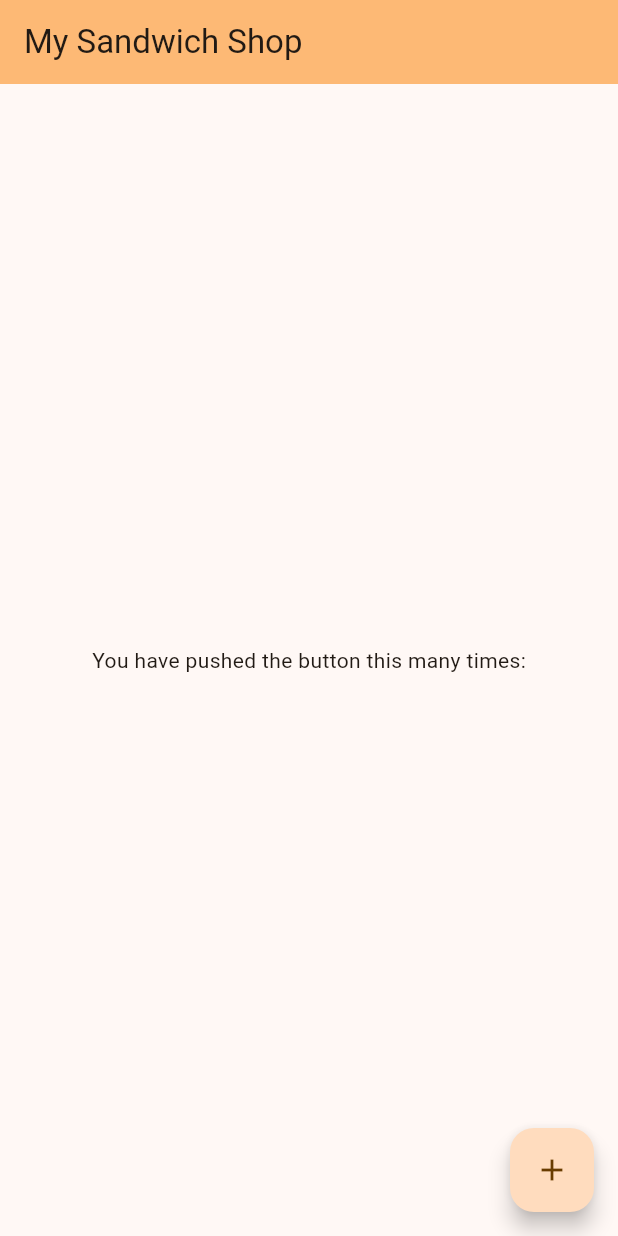
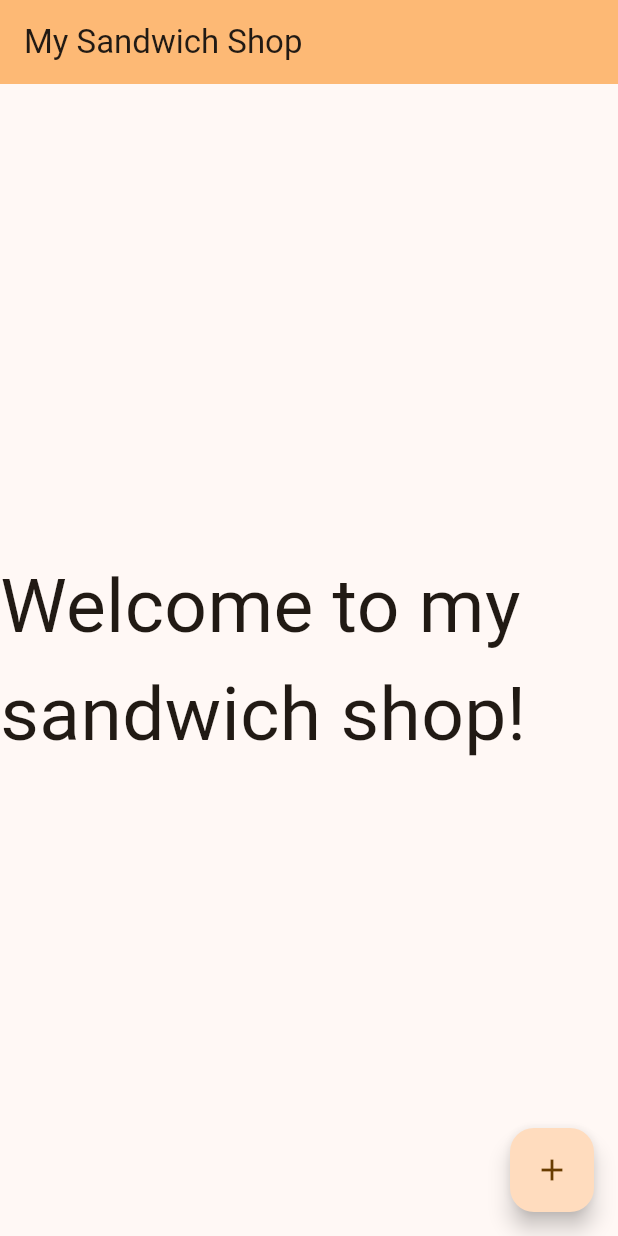
Before and after one commit to ronnn-ddr/sandwich_shop, a Flutter app: the screen it shows after launch, on a phone screen of 412 x 824 dp. Run offline on Flutter 3.47's test engine with Material 3 defaults, Android fonts, the phone set to English and light mode, and no system bars.

Commit message:
Changed pubspec

```diff
--- a/lib/main.dart
+++ b/lib/main.dart
@@ -91,7 +91,10 @@ class _MyHomePageState extends State<MyHomePage> {
         child: Column(
           mainAxisAlignment: MainAxisAlignment.center,
           children: <Widget>[
-            const Text('You have pushed the button this many times:'),
+            const Text(
+              'Welcome to my sandwich shop!',
+              style: TextStyle(fontSize: 50),
+            ),
           ],
         ),
       ),
```
Also changed, not shown: pubspec.yaml (+5 -73 lines), pubspec.lock.
